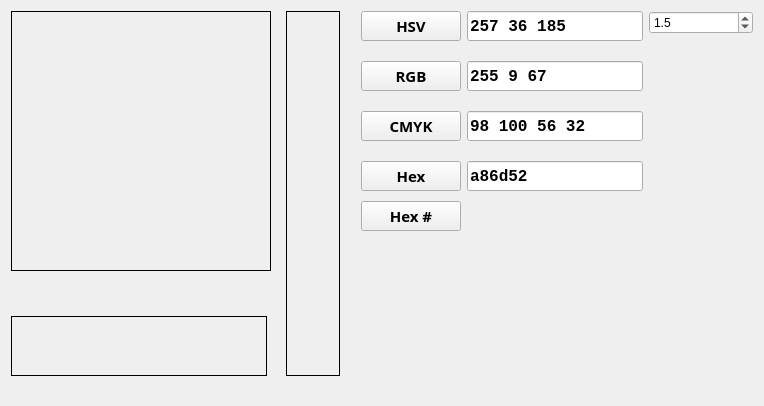
Old version of the form mainwindow.ui in the repository mortalis13/Qt-Color-Picker-Qt.
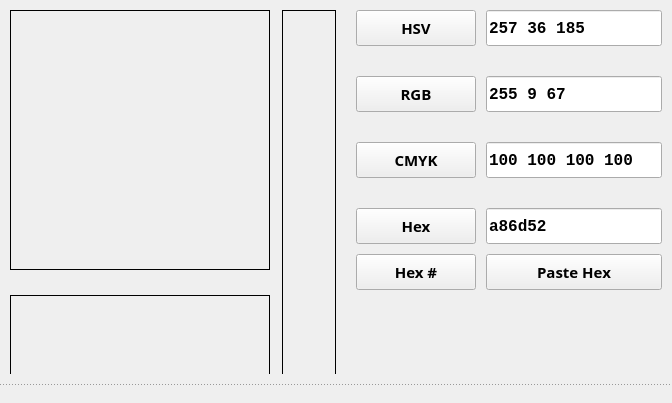
New version of the form. Custom widgets are drawn as their Qt base class.

Patch:
```diff
--- a/mainwindow.ui
+++ b/mainwindow.ui
@@ -6,8 +6,8 @@
    <rect>
     <x>0</x>
     <y>0</y>
-    <width>764</width>
-    <height>401</height>
+    <width>672</width>
+    <height>403</height>
    </rect>
   </property>
   <property name="sizePolicy">
@@ -16,6 +16,18 @@
     <verstretch>0</verstretch>
    </sizepolicy>
   </property>
+  <property name="minimumSize">
+   <size>
+    <width>672</width>
+    <height>403</height>
+   </size>
+  </property>
+  <property name="maximumSize">
+   <size>
+    <width>672</width>
+    <height>413</height>
+   </size>
+  </property>
   <property name="windowTitle">
    <string>QtColorPicker</string>
   </property>
@@ -23,11 +35,76 @@
    <string notr="true"/>
   </property>
   <widget class="QWidget" name="centralWidget">
+   <layout class="QVBoxLayout" name="verticalLayout">
+    <property name="spacing">
+     <number>0</number>
+    </property>
+    <property name="leftMargin">
+     <number>0</number>
+    </property>
+    <property name="topMargin">
+     <number>0</number>
+    </property>
+    <property name="rightMargin">
+     <number>0</number>
+    </property>
+    <property name="bottomMargin">
+     <number>0</number>
+    </property>
+    <item>
+     <spacer name="topVSpacer">
+      <property name="orientation">
+       <enum>Qt::Vertical</enum>
+      </property>
+      <property name="sizeType">
+       <enum>QSizePolicy::MinimumExpanding</enum>
+      </property>
+      <property name="sizeHint" stdset="0">
+       <size>
+        <width>20</width>
+        <height>10</height>
+       </size>
+      </property>
+     </spacer>
+    </item>
+    <item>
+     <widget class="QWidget" name="widget" native="true">
    <layout class="QHBoxLayout" name="horizontalLayout">
-    <item alignment="Qt::AlignTop">
+       <property name="spacing">
+        <number>0</number>
+       </property>
+       <property name="leftMargin">
+        <number>0</number>
+       </property>
+       <property name="topMargin">
+        <number>0</number>
+       </property>
+       <property name="rightMargin">
+        <number>0</number>
+       </property>
+       <property name="bottomMargin">
+        <number>0</number>
+       </property>
+       <item>
+        <spacer name="leftHSpacer">
+         <property name="orientation">
+          <enum>Qt::Horizontal</enum>
+         </property>
+         <property name="sizeType">
+          <enum>QSizePolicy::MinimumExpanding</enum>
+         </property>
+         <property name="sizeHint" stdset="0">
+          <size>
+           <width>10</width>
+           <height>20</height>
+          </size>
+         </property>
+        </spacer>
+       </item>
+       <item>
      <widget class="QWidget" name="pColorPicker" native="true">
       <property name="sizePolicy">
-       <sizepolicy hsizetype="Preferred" vsizetype="Fixed">
+          <sizepolicy hsizetype="Fixed" vsizetype="Fixed">
         <horstretch>0</horstretch>
         <verstretch>0</verstretch>
        </sizepolicy>
@@ -63,6 +140,22 @@
        <property name="spacing">
         <number>0</number>
        </property>
+          <item row="1" column="0">
+           <spacer name="vSpacer2">
+            <property name="orientation">
+             <enum>Qt::Vertical</enum>
+            </property>
+            <property name="sizeType">
+             <enum>QSizePolicy::Fixed</enum>
+            </property>
+            <property name="sizeHint" stdset="0">
+             <size>
+              <width>20</width>
+              <height>20</height>
+             </size>
+            </property>
+           </spacer>
+          </item>
        <item row="0" column="0" alignment="Qt::AlignTop">
         <widget class="SatValueSelector" name="satValueSelector" native="true">
          <property name="sizePolicy">
@@ -110,7 +203,7 @@
          </property>
         </widget>
        </item>
-       <item row="3" column="0" alignment="Qt::AlignBottom">
+          <item row="3" column="0">
         <widget class="ColorSample" name="colorSample" native="true">
          <property name="sizePolicy">
           <sizepolicy hsizetype="Fixed" vsizetype="Fixed">
@@ -120,8 +213,8 @@
          </property>
          <property name="minimumSize">
           <size>
-           <width>256</width>
-           <height>60</height>
+              <width>260</width>
+              <height>80</height>
           </size>
          </property>
          <property name="styleSheet">
@@ -129,7 +222,7 @@
          </property>
         </widget>
        </item>
-       <item row="0" column="1">
+          <item row="0" column="1" rowspan="2">
         <spacer name="hSpacer2">
          <property name="orientation">
           <enum>Qt::Horizontal</enum>
@@ -139,23 +232,7 @@
          </property>
          <property name="sizeHint" stdset="0">
           <size>
-           <width>15</width>
-           <height>20</height>
-          </size>
-         </property>
-        </spacer>
-       </item>
-       <item row="1" column="0">
-        <spacer name="vSpacer2">
-         <property name="orientation">
-          <enum>Qt::Vertical</enum>
-         </property>
-         <property name="sizeType">
-          <enum>QSizePolicy::Fixed</enum>
-         </property>
-         <property name="sizeHint" stdset="0">
-          <size>
-           <width>20</width>
+              <width>25</width>
            <height>20</height>
           </size>
          </property>
@@ -165,7 +242,7 @@
      </widget>
     </item>
     <item>
-     <spacer name="hSpacer1">
+        <spacer name="innerHSpacer1">
       <property name="orientation">
        <enum>Qt::Horizontal</enum>
       </property>
@@ -174,7 +251,7 @@
       </property>
       <property name="sizeHint" stdset="0">
        <size>
-        <width>15</width>
+           <width>20</width>
         <height>20</height>
        </size>
       </property>
@@ -183,7 +260,7 @@
     <item>
      <layout class="QVBoxLayout" name="loColorText">
       <property name="spacing">
-       <number>20</number>
+          <number>30</number>
       </property>
       <property name="rightMargin">
        <number>0</number>
@@ -203,6 +280,9 @@
          </size>
         </property>
         <layout class="QHBoxLayout" name="horizontalLayout_4">
+            <property name="spacing">
+             <number>10</number>
+            </property>
          <property name="leftMargin">
           <number>0</number>
          </property>
@@ -217,10 +297,16 @@
          </property>
          <item>
           <widget class="QPushButton" name="bHSV">
+              <property name="sizePolicy">
+               <sizepolicy hsizetype="Fixed" vsizetype="Fixed">
+                <horstretch>0</horstretch>
+                <verstretch>0</verstretch>
+               </sizepolicy>
+              </property>
            <property name="minimumSize">
             <size>
-             <width>100</width>
-             <height>30</height>
+                <width>120</width>
+                <height>36</height>
             </size>
            </property>
            <property name="font">
@@ -237,7 +323,7 @@
            </property>
           </widget>
          </item>
-         <item>
+            <item alignment="Qt::AlignLeft">
           <widget class="QLineEdit" name="leHSV">
            <property name="sizePolicy">
             <sizepolicy hsizetype="Fixed" vsizetype="Fixed">
@@ -248,7 +334,7 @@
            <property name="minimumSize">
             <size>
              <width>0</width>
-             <height>30</height>
+                <height>36</height>
             </size>
            </property>
            <property name="font">
@@ -259,9 +345,15 @@
              <bold>true</bold>
             </font>
            </property>
+              <property name="styleSheet">
+               <string notr="true"/>
+              </property>
            <property name="text">
             <string>257 36 185</string>
            </property>
+              <property name="readOnly">
+               <bool>false</bool>
+              </property>
           </widget>
          </item>
         </layout>
@@ -282,6 +374,9 @@
          </size>
         </property>
         <layout class="QHBoxLayout" name="horizontalLayout_3">
+            <property name="spacing">
+             <number>10</number>
+            </property>
          <property name="leftMargin">
           <number>0</number>
          </property>
@@ -294,12 +389,18 @@
          <property name="bottomMargin">
           <number>0</number>
          </property>
-         <item>
+            <item alignment="Qt::AlignLeft">
           <widget class="QPushButton" name="bRGB">
+              <property name="sizePolicy">
+               <sizepolicy hsizetype="Fixed" vsizetype="Fixed">
+                <horstretch>0</horstretch>
+                <verstretch>0</verstretch>
+               </sizepolicy>
+              </property>
            <property name="minimumSize">
             <size>
-             <width>100</width>
-             <height>30</height>
+                <width>120</width>
+                <height>36</height>
             </size>
            </property>
            <property name="font">
@@ -327,7 +428,7 @@
            <property name="minimumSize">
             <size>
              <width>0</width>
-             <height>30</height>
+                <height>36</height>
             </size>
            </property>
            <property name="font">
@@ -338,6 +439,9 @@
              <bold>true</bold>
             </font>
            </property>
+              <property name="styleSheet">
+               <string notr="true"/>
+              </property>
            <property name="text">
             <string>255 9 67</string>
            </property>
@@ -361,6 +465,9 @@
          </size>
         </property>
         <layout class="QHBoxLayout" name="horizontalLayout_2">
+            <property name="spacing">
+             <number>10</number>
+            </property>
          <property name="leftMargin">
           <number>0</number>
          </property>
@@ -375,10 +482,16 @@
          </property>
          <item>
           <widget class="QPushButton" name="bCMYK">
+              <property name="sizePolicy">
+               <sizepolicy hsizetype="Fixed" vsizetype="Fixed">
+                <horstretch>0</horstretch>
+                <verstretch>0</verstretch>
+               </sizepolicy>
+              </property>
            <property name="minimumSize">
             <size>
-             <width>100</width>
-             <height>30</height>
+                <width>120</width>
+                <height>36</height>
             </size>
            </property>
            <property name="font">
@@ -406,7 +519,7 @@
            <property name="minimumSize">
             <size>
              <width>0</width>
-             <height>30</height>
+                <height>36</height>
             </size>
            </property>
            <property name="font">
@@ -417,8 +530,11 @@
              <bold>true</bold>
             </font>
            </property>
+              <property name="styleSheet">
+               <string notr="true"/>
+              </property>
            <property name="text">
-            <string>98 100 56 32</string>
+               <string>100 100 100 100</string>
            </property>
           </widget>
          </item>
@@ -452,15 +568,21 @@
          <property name="bottomMargin">
           <number>0</number>
          </property>
-         <property name="verticalSpacing">
+            <property name="spacing">
           <number>10</number>
          </property>
          <item row="0" column="0">
           <widget class="QPushButton" name="bHex">
+              <property name="sizePolicy">
+               <sizepolicy hsizetype="Fixed" vsizetype="Fixed">
+                <horstretch>0</horstretch>
+                <verstretch>0</verstretch>
+               </sizepolicy>
+              </property>
            <property name="minimumSize">
             <size>
-             <width>100</width>
-             <height>30</height>
+                <width>120</width>
+                <height>36</height>
             </size>
            </property>
            <property name="font">
@@ -488,7 +610,7 @@
            <property name="minimumSize">
             <size>
              <width>0</width>
-             <height>30</height>
+                <height>36</height>
             </size>
            </property>
            <property name="font">
@@ -499,17 +621,26 @@
              <bold>true</bold>
             </font>
            </property>
+              <property name="styleSheet">
+               <string notr="true"/>
+              </property>
            <property name="text">
             <string>a86d52</string>
            </property>
           </widget>
          </item>
-         <item row="1" column="0">
+            <item row="1" column="0" alignment="Qt::AlignLeft">
           <widget class="QPushButton" name="bHexHash">
+              <property name="sizePolicy">
+               <sizepolicy hsizetype="Fixed" vsizetype="Fixed">
+                <horstretch>0</horstretch>
+                <verstretch>0</verstretch>
+               </sizepolicy>
+              </property>
            <property name="minimumSize">
             <size>
-             <width>100</width>
-             <height>30</height>
+                <width>120</width>
+                <height>36</height>
             </size>
            </property>
            <property name="font">
@@ -526,6 +657,28 @@
            </property>
           </widget>
          </item>
+            <item row="1" column="1">
+             <widget class="QPushButton" name="pushButton">
+              <property name="minimumSize">
+               <size>
+                <width>0</width>
+                <height>36</height>
+               </size>
+              </property>
+              <property name="font">
+               <font>
+                <family>Trebuchet MS</family>
+                <pointsize>11</pointsize>
+                <weight>75</weight>
+                <italic>false</italic>
+                <bold>true</bold>
+               </font>
+              </property>
+              <property name="text">
+               <string>Paste Hex</string>
+              </property>
+             </widget>
+            </item>
         </layout>
        </widget>
       </item>
@@ -547,31 +700,66 @@
       </item>
      </layout>
     </item>
-    <item alignment="Qt::AlignTop">
-     <widget class="QDoubleSpinBox" name="doubleSpinBox">
-      <property name="minimumSize">
+       <item>
+        <spacer name="rightHSpacer">
+         <property name="orientation">
+          <enum>Qt::Horizontal</enum>
+         </property>
+         <property name="sizeType">
+          <enum>QSizePolicy::MinimumExpanding</enum>
+         </property>
+         <property name="sizeHint" stdset="0">
        <size>
-        <width>100</width>
-        <height>0</height>
-       </size>
-      </property>
-      <property name="decimals">
-       <number>1</number>
-      </property>
-      <property name="singleStep">
-       <double>0.500000000000000</double>
-      </property>
-      <property name="value">
-       <double>1.500000000000000</double>
-      </property>
+           <width>10</width>
+           <height>18</height>
+          </size>
+         </property>
+        </spacer>
+       </item>
+      </layout>
      </widget>
     </item>
+    <item>
+     <spacer name="verticalSpacer">
+      <property name="orientation">
+       <enum>Qt::Vertical</enum>
+      </property>
+      <property name="sizeType">
+       <enum>QSizePolicy::Fixed</enum>
+      </property>
+      <property name="sizeHint" stdset="0">
+       <size>
+        <width>20</width>
+        <height>0</height>
+       </size>
+      </property>
+     </spacer>
+    </item>
+    <item>
+     <spacer name="bottomVSpacer">
+      <property name="orientation">
+       <enum>Qt::Vertical</enum>
+      </property>
+      <property name="sizeType">
+       <enum>QSizePolicy::MinimumExpanding</enum>
+      </property>
+      <property name="sizeHint" stdset="0">
+       <size>
+        <width>20</width>
+        <height>10</height>
+       </size>
+      </property>
+     </spacer>
+    </item>
    </layout>
-   <zorder>pColorPicker</zorder>
-   <zorder>hSpacer1</zorder>
-   <zorder>doubleSpinBox</zorder>
   </widget>
   <widget class="QStatusBar" name="statusBar">
+   <property name="autoFillBackground">
+    <bool>false</bool>
+   </property>
+   <property name="styleSheet">
+    <string notr="true">border-top:1px dotted #444;</string>
+   </property>
    <property name="sizeGripEnabled">
     <bool>false</bool>
    </property>
```
Left out of the diff: 1 changed line with no effect on the pictures. Lines whose indentation alone changed are shown as unchanged.
